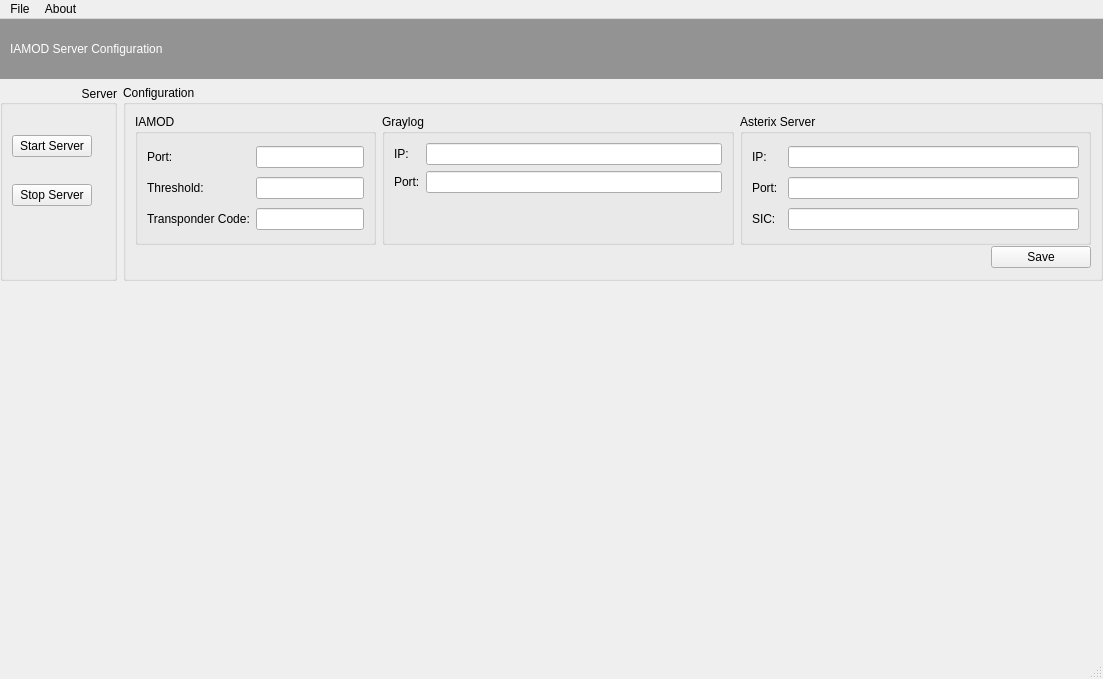
Above: br/gov/icea/gui/wndMain.ui from icea-dev/iamod-server before the change. Below: the same form after it.
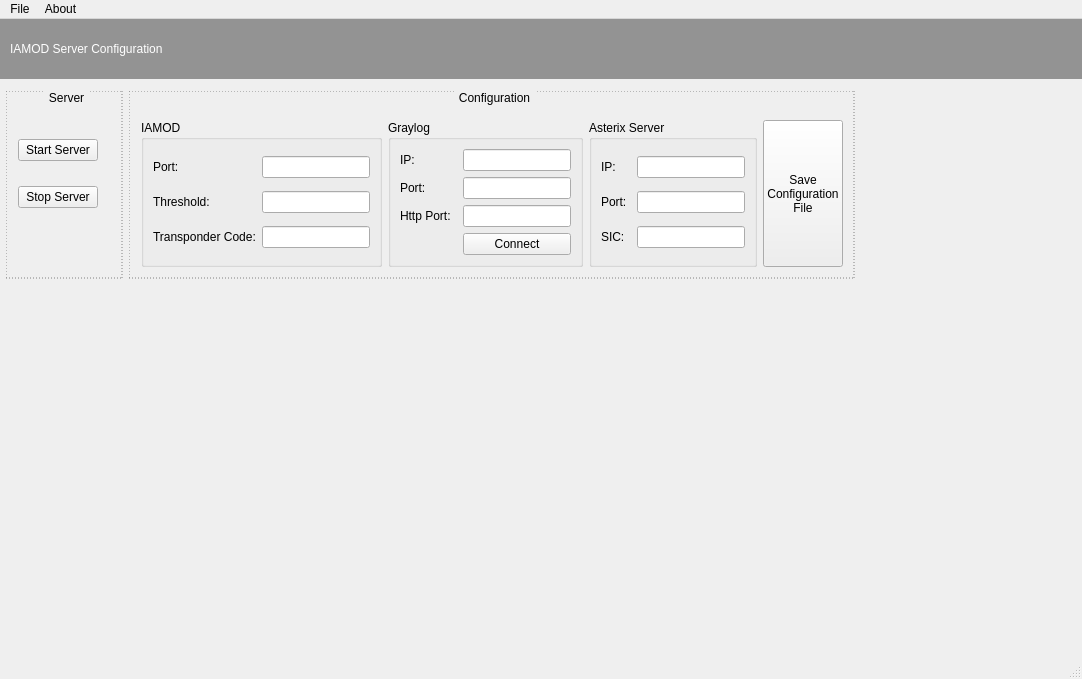
That is the form after the change.

```diff
--- a/br/gov/icea/gui/wndMain.ui
+++ b/br/gov/icea/gui/wndMain.ui
@@ -6,34 +6,89 @@
    <rect>
     <x>0</x>
     <y>0</y>
-    <width>1103</width>
+    <width>1082</width>
     <height>679</height>
    </rect>
   </property>
+  <property name="sizePolicy">
+   <sizepolicy hsizetype="Fixed" vsizetype="Fixed">
+    <horstretch>0</horstretch>
+    <verstretch>0</verstretch>
+   </sizepolicy>
+  </property>
+  <property name="minimumSize">
+   <size>
+    <width>0</width>
+    <height>0</height>
+   </size>
+  </property>
+  <property name="maximumSize">
+   <size>
+    <width>16777215</width>
+    <height>16777215</height>
+   </size>
+  </property>
+  <property name="contextMenuPolicy">
+   <enum>Qt::NoContextMenu</enum>
+  </property>
   <property name="windowTitle">
    <string>MainWindow</string>
   </property>
   <widget class="QWidget" name="centralwidget">
+   <layout class="QGridLayout" name="gridLayout_9">
+    <property name="margin">
+     <number>0</number>
+    </property>
+    <item row="0" column="0">
+     <widget class="QFrame" name="frame">
+      <property name="maximumSize">
+       <size>
+        <width>16777215</width>
+        <height>60</height>
+       </size>
+      </property>
+      <property name="styleSheet">
+       <string notr="true">background-color: rgb(147, 147, 147);</string>
+      </property>
+      <property name="frameShape">
+       <enum>QFrame::NoFrame</enum>
+      </property>
+      <property name="frameShadow">
+       <enum>QFrame::Raised</enum>
+      </property>
+      <layout class="QGridLayout" name="gridLayout_8">
+       <property name="leftMargin">
+        <number>10</number>
+       </property>
+       <property name="topMargin">
+        <number>9</number>
+       </property>
+       <item row="0" column="0">
+        <widget class="QLabel" name="label_9">
+         <property name="styleSheet">
+          <string notr="true">font: bold 20pt &quot;Ubuntu&quot;;
+color: rgb(255, 255, 255);</string>
+         </property>
+         <property name="text">
+          <string>IAMOD Server Configuration</string>
+         </property>
+        </widget>
+       </item>
+      </layout>
+     </widget>
+    </item>
+    <item row="1" column="0">
    <layout class="QGridLayout" name="gridLayout_5">
     <property name="leftMargin">
-     <number>0</number>
+       <number>6</number>
     </property>
     <property name="topMargin">
-     <number>0</number>
+       <number>6</number>
     </property>
     <property name="rightMargin">
-     <number>0</number>
-    </property>
-    <item row="2" column="0" colspan="2">
-     <widget class="QWidget" name="widget" native="true">
-      <layout class="QGridLayout" name="gridLayout_7">
-       <item row="0" column="0">
-        <layout class="QGridLayout" name="webLayout"/>
-       </item>
-      </layout>
-     </widget>
-    </item>
-    <item row="1" column="1">
+       <number>6</number>
+      </property>
+      <item row="0" column="1">
      <widget class="QGroupBox" name="gbConfiguration">
       <property name="sizePolicy">
        <sizepolicy hsizetype="Preferred" vsizetype="Fixed">
@@ -41,25 +96,84 @@
         <verstretch>0</verstretch>
        </sizepolicy>
       </property>
+        <property name="styleSheet">
+         <string notr="true">QGroupBox#gbConfiguration{
+ border-width: 1px;
+ border-style: dotted;
+border-color: gray;
+font: bold 12pt &quot;Ubuntu&quot;;
+ }
+QGroupBox::title#gbConfiguration {
+    subcontrol-origin: margin;
+    subcontrol-position: top center;
+    padding: 0 3px;
+    background-color: qlineargradient(x1: 0, y1: 0, x2: 0, y2: 1,
+                                      stop: 0 #FFOECE, stop: 1 #FFFFFF);
+}</string>
+        </property>
       <property name="title">
        <string>Configuration</string>
       </property>
-      <layout class="QGridLayout" name="gridLayout_2" rowminimumheight="1,9">
+        <layout class="QGridLayout" name="gridLayout_2">
        <property name="verticalSpacing">
         <number>0</number>
        </property>
+         <item row="0" column="1">
+          <widget class="QGroupBox" name="gbGraylog">
+           <property name="enabled">
+            <bool>true</bool>
+           </property>
+           <property name="title">
+            <string>Graylog</string>
+           </property>
+           <layout class="QGridLayout" name="gridLayout_3">
+            <item row="0" column="2">
+             <widget class="QLineEdit" name="leGraylogIP">
+              <property name="inputMask">
+               <string/>
+              </property>
+             </widget>
+            </item>
+            <item row="0" column="0">
+             <widget class="QLabel" name="label">
+              <property name="text">
+               <string>IP:</string>
+              </property>
+             </widget>
+            </item>
        <item row="1" column="0" colspan="2">
-        <spacer name="horizontalSpacer_2">
-         <property name="orientation">
-          <enum>Qt::Horizontal</enum>
-         </property>
-         <property name="sizeHint" stdset="0">
-          <size>
-           <width>484</width>
-           <height>24</height>
-          </size>
-         </property>
-        </spacer>
+             <widget class="QLabel" name="label_2">
+              <property name="text">
+               <string>Port:</string>
+              </property>
+             </widget>
+            </item>
+            <item row="1" column="2">
+             <widget class="QLineEdit" name="leGraylogPort">
+              <property name="inputMask">
+               <string/>
+              </property>
+             </widget>
+            </item>
+            <item row="2" column="2">
+             <widget class="QLineEdit" name="leGraylogHttpPort"/>
+            </item>
+            <item row="2" column="0">
+             <widget class="QLabel" name="label_10">
+              <property name="text">
+               <string>Http Port:</string>
+              </property>
+             </widget>
+            </item>
+            <item row="3" column="2">
+             <widget class="QPushButton" name="pbConnect">
+              <property name="text">
+               <string>Connect</string>
+              </property>
+             </widget>
+            </item>
+           </layout>
+          </widget>
        </item>
        <item row="0" column="2">
         <widget class="QGroupBox" name="gbAsterix">
@@ -100,6 +214,34 @@
          </layout>
         </widget>
        </item>
+         <item row="0" column="3" colspan="2">
+          <layout class="QVBoxLayout" name="verticalLayout">
+           <item>
+            <widget class="QPushButton" name="pbSaveConfiguration">
+             <property name="sizePolicy">
+              <sizepolicy hsizetype="Expanding" vsizetype="Expanding">
+               <horstretch>0</horstretch>
+               <verstretch>0</verstretch>
+              </sizepolicy>
+             </property>
+             <property name="maximumSize">
+              <size>
+               <width>100</width>
+               <height>16777215</height>
+              </size>
+             </property>
+             <property name="layoutDirection">
+              <enum>Qt::RightToLeft</enum>
+             </property>
+             <property name="text">
+              <string>Save
+Configuration
+File</string>
+             </property>
+            </widget>
+           </item>
+          </layout>
+         </item>
        <item row="0" column="0">
         <widget class="QGroupBox" name="gbIamod">
          <property name="title">
@@ -142,85 +284,10 @@
          </layout>
         </widget>
        </item>
-       <item row="0" column="1">
-        <widget class="QGroupBox" name="gbGraylog">
-         <property name="enabled">
-          <bool>true</bool>
-         </property>
-         <property name="title">
-          <string>Graylog</string>
-         </property>
-         <layout class="QGridLayout" name="gridLayout_3">
-          <item row="1" column="2">
-           <widget class="QLineEdit" name="leGraylogPort">
-            <property name="inputMask">
-             <string/>
-            </property>
-           </widget>
-          </item>
-          <item row="0" column="2">
-           <widget class="QLineEdit" name="leGraylogIP">
-            <property name="inputMask">
-             <string/>
-            </property>
+        </layout>
            </widget>
           </item>
           <item row="0" column="0">
-           <widget class="QLabel" name="label">
-            <property name="text">
-             <string>IP:</string>
-            </property>
-           </widget>
-          </item>
-          <item row="1" column="0" colspan="2">
-           <widget class="QLabel" name="label_2">
-            <property name="text">
-             <string>Port:</string>
-            </property>
-           </widget>
-          </item>
-          <item row="2" column="2">
-           <spacer name="verticalSpacer">
-            <property name="orientation">
-             <enum>Qt::Vertical</enum>
-            </property>
-            <property name="sizeHint" stdset="0">
-             <size>
-              <width>20</width>
-              <height>40</height>
-             </size>
-            </property>
-           </spacer>
-          </item>
-         </layout>
-        </widget>
-       </item>
-       <item row="1" column="2">
-        <widget class="QPushButton" name="pbSaveConfiguration">
-         <property name="sizePolicy">
-          <sizepolicy hsizetype="Fixed" vsizetype="Fixed">
-           <horstretch>0</horstretch>
-           <verstretch>0</verstretch>
-          </sizepolicy>
-         </property>
-         <property name="maximumSize">
-          <size>
-           <width>100</width>
-           <height>16777215</height>
-          </size>
-         </property>
-         <property name="layoutDirection">
-          <enum>Qt::RightToLeft</enum>
-         </property>
-         <property name="text">
-          <string>Save</string>
-         </property>
-        </widget>
-       </item>
-      </layout>
-     </widget>
-    </item>
-    <item row="1" column="0">
      <widget class="QGroupBox" name="groupBox">
       <property name="sizePolicy">
        <sizepolicy hsizetype="Fixed" vsizetype="Preferred">
@@ -238,7 +305,19 @@
        <bool>false</bool>
       </property>
       <property name="styleSheet">
-       <string notr="true"/>
+         <string notr="true">QGroupBox#groupBox{
+ border-width: 1px;
+ border-style: dotted;
+border-color: gray;
+font: bold 12pt &quot;Ubuntu&quot;;
+ }
+QGroupBox::title#groupBox {
+    subcontrol-origin: margin;
+    subcontrol-position: top center;
+    padding: 0 3px;
+    background-color: qlineargradient(x1: 0, y1: 0, x2: 0, y2: 1,
+                                      stop: 0 #FFOECE, stop: 1 #FFFFFF);
+}</string>
       </property>
       <property name="title">
        <string>Server</string>
@@ -311,52 +390,41 @@
       </layout>
      </widget>
     </item>
+      <item row="0" column="2">
+       <spacer name="horizontalSpacer">
+        <property name="orientation">
+         <enum>Qt::Horizontal</enum>
+        </property>
+        <property name="sizeHint" stdset="0">
+         <size>
+          <width>40</width>
+          <height>20</height>
+         </size>
+        </property>
+       </spacer>
+      </item>
+      <item row="1" column="0" colspan="3">
+       <widget class="QWidget" name="widget" native="true">
+        <layout class="QGridLayout" name="gridLayout_7">
     <item row="0" column="0" colspan="2">
-     <widget class="QFrame" name="frame">
-      <property name="maximumSize">
-       <size>
-        <width>16777215</width>
-        <height>60</height>
-       </size>
-      </property>
-      <property name="styleSheet">
-       <string notr="true">background-color: rgb(147, 147, 147);</string>
-      </property>
-      <property name="frameShape">
-       <enum>QFrame::NoFrame</enum>
-      </property>
-      <property name="frameShadow">
-       <enum>QFrame::Raised</enum>
-      </property>
-      <layout class="QGridLayout" name="gridLayout_8">
-       <property name="leftMargin">
-        <number>10</number>
-       </property>
-       <property name="topMargin">
-        <number>9</number>
-       </property>
-       <item row="0" column="0">
-        <widget class="QLabel" name="label_9">
-         <property name="styleSheet">
-          <string notr="true">font: bold 20pt &quot;Ubuntu&quot;;
-color: rgb(255, 255, 255);</string>
-         </property>
-         <property name="text">
-          <string>IAMOD Server Configuration</string>
-         </property>
-        </widget>
+          <layout class="QGridLayout" name="webLayout"/>
        </item>
       </layout>
      </widget>
     </item>
    </layout>
+    </item>
+   </layout>
+   <zorder>frame</zorder>
+   <zorder>gridLayoutWidget</zorder>
+   <zorder></zorder>
   </widget>
   <widget class="QMenuBar" name="menubar">
    <property name="geometry">
     <rect>
      <x>0</x>
      <y>0</y>
-     <width>1103</width>
+     <width>1082</width>
      <height>25</height>
     </rect>
    </property>
```
Left out of the diff: 62 changed lines with no effect on the pictures. Lines whose indentation alone changed are shown as unchanged.
